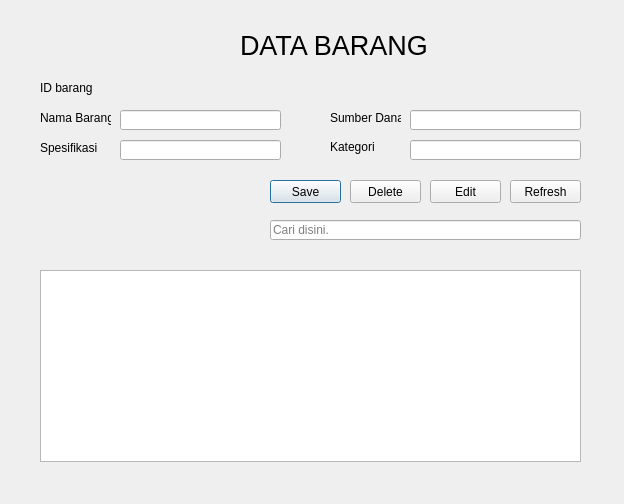
Before: the Qt Designer form databarang.ui in salsabilarhdsy/inventaris_cpp, drawn with Qt 5.
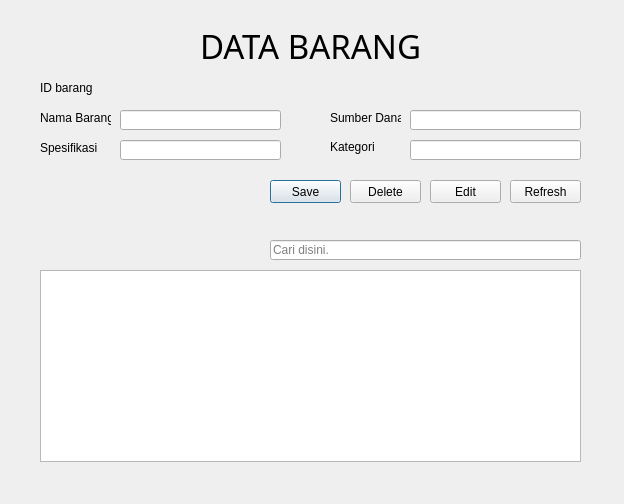
After: the same form once the commit is applied.

The edit to the form file:
```diff
--- a/databarang.ui
+++ b/databarang.ui
@@ -13,37 +13,6 @@
   <property name="windowTitle">
    <string>Dialog</string>
   </property>
-  <widget class="QLabel" name="label">
-   <property name="geometry">
-    <rect>
-     <x>240</x>
-     <y>30</y>
-     <width>191</width>
-     <height>31</height>
-    </rect>
-   </property>
-   <property name="font">
-    <font>
-     <family>Arial</family>
-     <pointsize>20</pointsize>
-    </font>
-   </property>
-   <property name="text">
-    <string>DATA BARANG</string>
-   </property>
-   <property name="scaledContents">
-    <bool>false</bool>
-   </property>
-   <property name="wordWrap">
-    <bool>false</bool>
-   </property>
-   <property name="openExternalLinks">
-    <bool>false</bool>
-   </property>
-   <property name="buddy">
-    <cstring></cstring>
-   </property>
-  </widget>
   <widget class="QLineEdit" name="txt_nama">
    <property name="geometry">
     <rect>
@@ -226,7 +195,7 @@
    <property name="geometry">
     <rect>
      <x>270</x>
-     <y>220</y>
+     <y>240</y>
      <width>311</width>
      <height>20</height>
     </rect>
@@ -261,6 +230,25 @@
     </rect>
    </property>
   </widget>
+  <widget class="QLabel" name="label">
+   <property name="geometry">
+    <rect>
+     <x>200</x>
+     <y>20</y>
+     <width>241</width>
+     <height>51</height>
+    </rect>
+   </property>
+   <property name="font">
+    <font>
+     <family>Maiandra GD</family>
+     <pointsize>25</pointsize>
+    </font>
+   </property>
+   <property name="text">
+    <string>DATA BARANG</string>
+   </property>
+  </widget>
  </widget>
  <resources/>
  <connections/>
```
